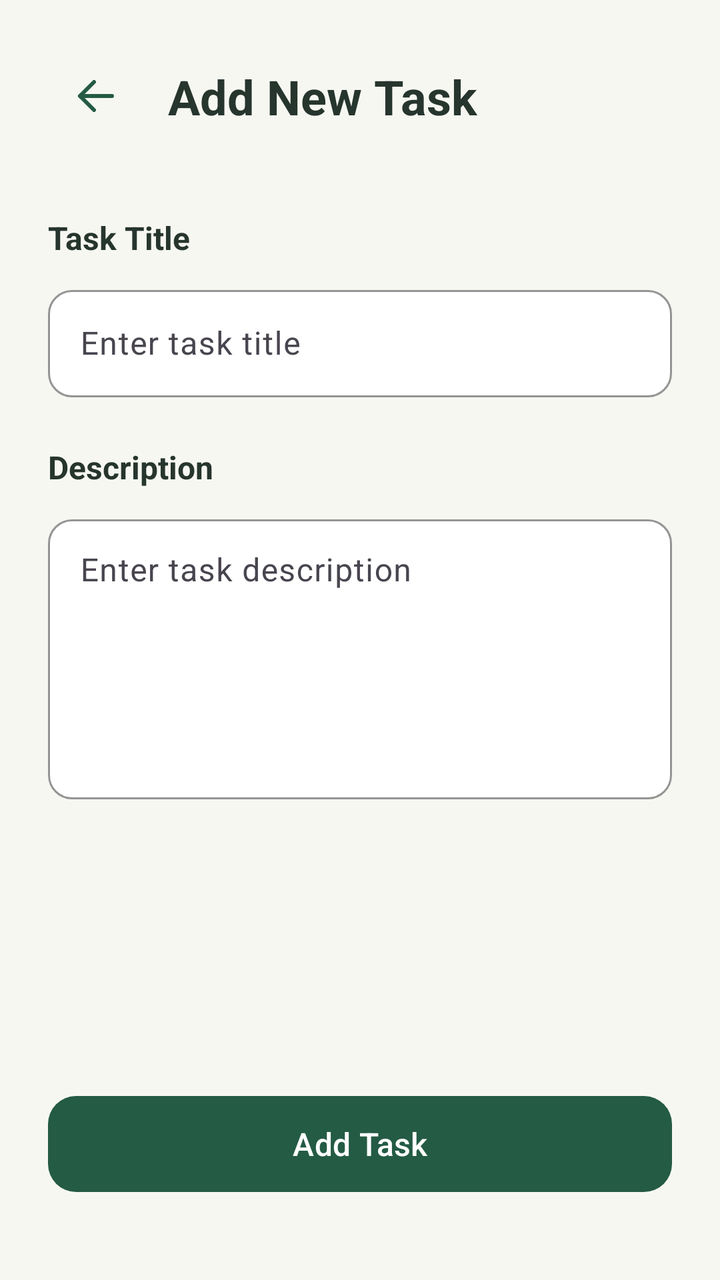
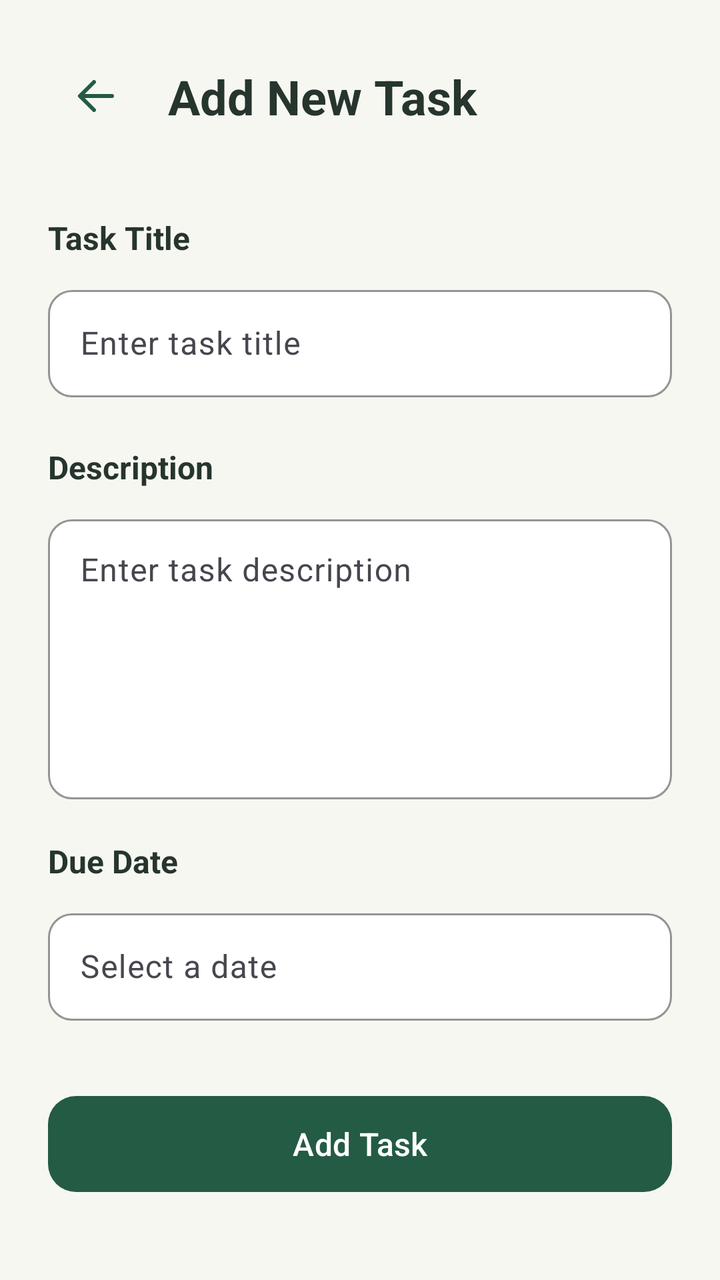

Screens rendered from an Android XML layout before and after an edit, with the pre-edit source and the edit as a unified diff.
<!-- AndroidManifest.xml: application theme Theme.Taskly -->
<!-- res/layout/add_task_fragment.xml -->
<?xml version="1.0" encoding="utf-8"?>
<androidx.constraintlayout.widget.ConstraintLayout
    xmlns:android="http://schemas.android.com/apk/res/android"
    xmlns:app="http://schemas.android.com/apk/res-auto"
    android:layout_width="match_parent"
    android:layout_height="match_parent"
    android:background="#F7F7F2"
    android:padding="24dp">

    <ImageButton
        android:id="@+id/btnBack"
        android:layout_width="48dp"
        android:layout_height="48dp"
        android:background="?attr/selectableItemBackgroundBorderless"
        android:contentDescription="@string/back"
        android:src="@drawable/ic_arrow_back"
        app:tint="#245B45"
        app:layout_constraintStart_toStartOf="parent"
        app:layout_constraintTop_toTopOf="parent" />

    <TextView
        android:id="@+id/tvScreenTitle"
        android:layout_width="0dp"
        android:layout_height="wrap_content"
        android:layout_marginStart="12dp"
        android:text="@string/add_task_title"
        android:textColor="#26352D"
        android:textSize="24sp"
        android:textStyle="bold"
        app:layout_constraintBottom_toBottomOf="@id/btnBack"
        app:layout_constraintEnd_toEndOf="parent"
        app:layout_constraintStart_toEndOf="@id/btnBack"
        app:layout_constraintTop_toTopOf="@id/btnBack" />

    <TextView
        android:id="@+id/tvTaskTitleLabel"
        android:layout_width="wrap_content"
        android:layout_height="wrap_content"
        android:layout_marginTop="36dp"
        android:text="@string/task_title_label"
        android:textColor="#26352D"
        android:textSize="16sp"
        android:textStyle="bold"
        app:layout_constraintStart_toStartOf="parent"
        app:layout_constraintTop_toBottomOf="@id/btnBack" />

    <com.google.android.material.textfield.TextInputLayout
        android:id="@+id/tilTaskTitle"
        android:layout_width="0dp"
        android:layout_height="wrap_content"
        android:layout_marginTop="10dp"
        app:boxBackgroundColor="#FFFFFF"
        app:boxBackgroundMode="outline"
        app:boxCornerRadiusBottomEnd="12dp"
        app:boxCornerRadiusBottomStart="12dp"
        app:boxCornerRadiusTopEnd="12dp"
        app:boxCornerRadiusTopStart="12dp"
        app:boxStrokeColor="#245B45"
        app:layout_constraintEnd_toEndOf="parent"
        app:layout_constraintStart_toStartOf="parent"
        app:layout_constraintTop_toBottomOf="@id/tvTaskTitleLabel">

        <com.google.android.material.textfield.TextInputEditText
            android:id="@+id/etTaskTitle"
            android:layout_width="match_parent"
            android:layout_height="wrap_content"
            android:hint="@string/task_title_hint"
            android:inputType="textCapSentences"
            android:maxLines="1"
            android:padding="16dp"
            android:textColor="#26352D"
            android:textColorHint="#687565" />

    </com.google.android.material.textfield.TextInputLayout>

    <TextView
        android:id="@+id/tvDescriptionLabel"
        android:layout_width="wrap_content"
        android:layout_height="wrap_content"
        android:layout_marginTop="24dp"
        android:text="@string/task_description_label"
        android:textColor="#26352D"
        android:textSize="16sp"
        android:textStyle="bold"
        app:layout_constraintStart_toStartOf="parent"
        app:layout_constraintTop_toBottomOf="@id/tilTaskTitle" />

    <com.google.android.material.textfield.TextInputLayout
        android:id="@+id/tilTaskDescription"
        android:layout_width="0dp"
        android:layout_height="wrap_content"
        android:layout_marginTop="10dp"
        app:boxBackgroundColor="#FFFFFF"
        app:boxBackgroundMode="outline"
        app:boxCornerRadiusBottomEnd="12dp"
        app:boxCornerRadiusBottomStart="12dp"
        app:boxCornerRadiusTopEnd="12dp"
        app:boxCornerRadiusTopStart="12dp"
        app:boxStrokeColor="#245B45"
        app:layout_constraintEnd_toEndOf="parent"
        app:layout_constraintStart_toStartOf="parent"
        app:layout_constraintTop_toBottomOf="@id/tvDescriptionLabel">

        <com.google.android.material.textfield.TextInputEditText
            android:id="@+id/etTaskDescription"
            android:layout_width="match_parent"
            android:layout_height="140dp"
            android:gravity="top|start"
            android:hint="@string/task_description_hint"
            android:inputType="textCapSentences|textMultiLine"
            android:padding="16dp"
            android:textColor="#26352D"
            android:textColorHint="#687565" />

    </com.google.android.material.textfield.TextInputLayout>

    <com.google.android.material.button.MaterialButton
        android:id="@+id/btnSaveTask"
        android:layout_width="0dp"
        android:layout_height="56dp"
        android:layout_marginBottom="16dp"
        android:text="@string/add_task_button"
        android:textAllCaps="false"
        android:textColor="#FFFFFF"
        android:textSize="16sp"
        app:backgroundTint="#245B45"
        app:cornerRadius="14dp"
        app:layout_constraintBottom_toBottomOf="parent"
        app:layout_constraintEnd_toEndOf="parent"
        app:layout_constraintStart_toStartOf="parent" />

</androidx.constraintlayout.widget.ConstraintLayout>
<!-- resources referenced by this layout -->
<resources>
  <!-- drawable ic_arrow_back (drawable) -->
  <vector xmlns:android="http://schemas.android.com/apk/res/android"
      android:width="24dp"
      android:height="24dp"
      android:viewportWidth="24"
      android:viewportHeight="24">
  
      <path
          android:fillColor="#245B45"
          android:pathData="M20,12H4M4,12l7,-7M4,12l7,7"
          android:strokeColor="#245B45"
          android:strokeWidth="2"
          android:strokeLineCap="round"
          android:strokeLineJoin="round" />
  
  </vector>
  <string name="add_task_button">Add Task</string>
  <string name="add_task_title">Add New Task</string>
  <string name="back">Back</string>
  <string name="task_description_hint">Enter task description</string>
  <string name="task_description_label">Description</string>
  <string name="task_title_hint">Enter task title</string>
  <string name="task_title_label">Task Title</string>
  <style name="Theme.Taskly" parent="Base.Theme.Taskly" />
  <style name="Base.Theme.Taskly" parent="Theme.Material3.DayNight.NoActionBar">
          
          
      </style>
</resources>

<!-- the commit's change to res/layout/add_task_fragment.xml (unified diff, before → after) -->
@@ -2,6 +2,7 @@
 <androidx.constraintlayout.widget.ConstraintLayout
     xmlns:android="http://schemas.android.com/apk/res/android"
     xmlns:app="http://schemas.android.com/apk/res-auto"
+    xmlns:tools="http://schemas.android.com/tools"
     android:layout_width="match_parent"
     android:layout_height="match_parent"
     android:background="#F7F7F2"
@@ -56,6 +57,7 @@
         app:boxCornerRadiusTopEnd="12dp"
         app:boxCornerRadiusTopStart="12dp"
         app:boxStrokeColor="#245B45"
+        app:layout_constraintWidth_max="488dp"
         app:layout_constraintEnd_toEndOf="parent"
         app:layout_constraintStart_toStartOf="parent"
         app:layout_constraintTop_toBottomOf="@id/tvTaskTitleLabel">
@@ -69,7 +71,8 @@
             android:maxLines="1"
             android:padding="16dp"
             android:textColor="#26352D"
-            android:textColorHint="#687565" />
+            android:textColorHint="#757575"
+            tools:ignore="TextContrastCheck" />
 
     </com.google.android.material.textfield.TextInputLayout>
 
@@ -97,6 +100,7 @@
         app:boxCornerRadiusTopEnd="12dp"
         app:boxCornerRadiusTopStart="12dp"
         app:boxStrokeColor="#245B45"
+        app:layout_constraintWidth_max="488dp"
         app:layout_constraintEnd_toEndOf="parent"
         app:layout_constraintStart_toStartOf="parent"
         app:layout_constraintTop_toBottomOf="@id/tvDescriptionLabel">
@@ -110,14 +114,61 @@
             android:inputType="textCapSentences|textMultiLine"
             android:padding="16dp"
             android:textColor="#26352D"
-            android:textColorHint="#687565" />
+            android:textColorHint="#59665B"
+            tools:ignore="TextContrastCheck" />
 
     </com.google.android.material.textfield.TextInputLayout>
+
+
+    <TextView
+        android:id="@+id/tvDueDateLabel"
+        android:layout_width="wrap_content"
+        android:layout_height="wrap_content"
+        android:layout_marginTop="20dp"
+        android:text="@string/task_due_date_label"
+        android:textColor="#26352D"
+        android:textSize="16sp"
+        android:textStyle="bold"
+        app:layout_constraintStart_toStartOf="parent"
+        app:layout_constraintTop_toBottomOf="@id/tilTaskDescription" />
+
+    <com.google.android.material.textfield.TextInputLayout
+        android:id="@+id/tilTaskDueDate"
+        android:layout_width="0dp"
+        android:layout_height="wrap_content"
+        android:layout_marginTop="10dp"
+        app:boxBackgroundColor="#FFFFFF"
+        app:boxBackgroundMode="outline"
+        app:boxCornerRadiusBottomEnd="12dp"
+        app:boxCornerRadiusBottomStart="12dp"
+        app:boxCornerRadiusTopEnd="12dp"
+        app:boxCornerRadiusTopStart="12dp"
+        app:boxStrokeColor="#245B45"
+        app:layout_constraintWidth_max="488dp"
+        app:layout_constraintEnd_toEndOf="parent"
+        app:layout_constraintStart_toStartOf="parent"
+        app:layout_constraintTop_toBottomOf="@id/tvDueDateLabel">
+
+        <com.google.android.material.textfield.TextInputEditText
+            android:id="@+id/etTaskDueDate"
+            android:layout_width="match_parent"
+            android:layout_height="wrap_content"
+            android:clickable="true"
+            android:focusable="true"
+            android:hint="@string/task_due_date_hint"
+            android:padding="16dp"
+            android:textColor="#26352D"
+            android:textColorHint="#59665B"
+            tools:ignore="TextContrastCheck" />
+
+    </com.google.android.material.textfield.TextInputLayout>
+
 
     <com.google.android.material.button.MaterialButton
         android:id="@+id/btnSaveTask"
         android:layout_width="0dp"
         android:layout_height="56dp"
+        app:layout_constraintWidth_max="320dp"
         android:layout_marginBottom="16dp"
         android:text="@string/add_task_button"
         android:textAllCaps="false"
<!-- resource entries referenced after the edit -->
@@ -21,6 +21,8 @@
   <string name="back">Back</string>
   <string name="task_description_hint">Enter task description</string>
   <string name="task_description_label">Description</string>
+  <string name="task_due_date_hint">Select a date</string>
+  <string name="task_due_date_label">Due Date</string>
   <string name="task_title_hint">Enter task title</string>
   <string name="task_title_label">Task Title</string>
   <style name="Theme.Taskly" parent="Base.Theme.Taskly" />
